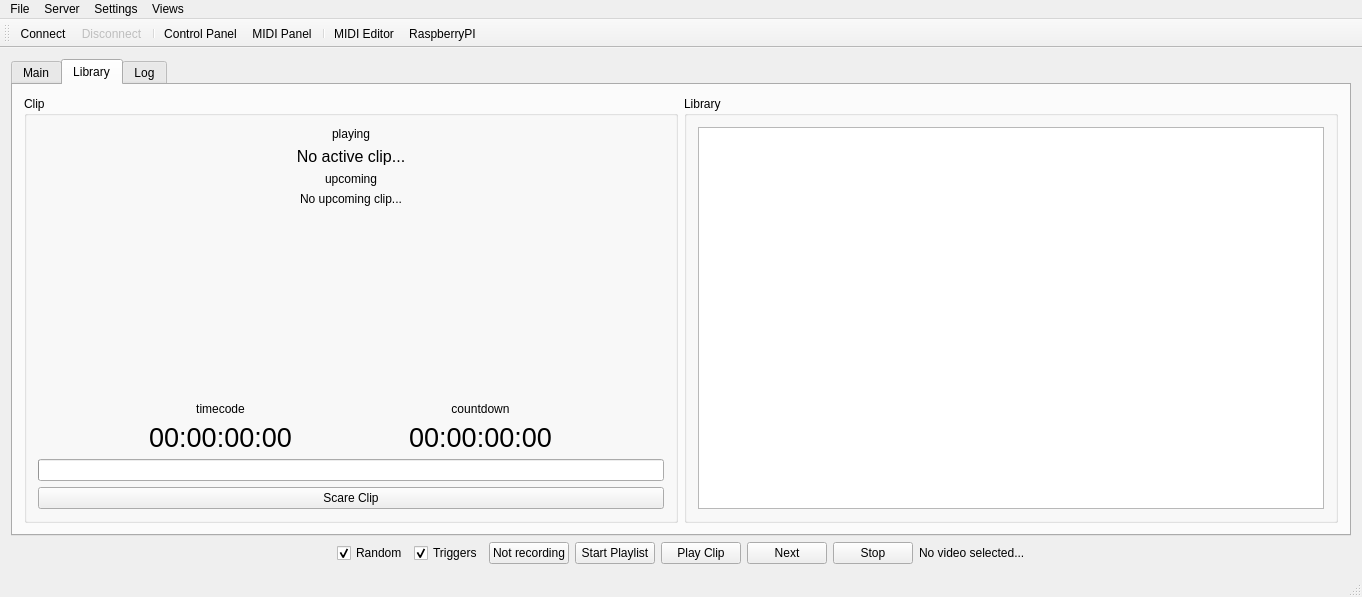
Qt form CuteCaspar/MainWindow.ui (geertdaelemans/CuteCaspar) before a commit.
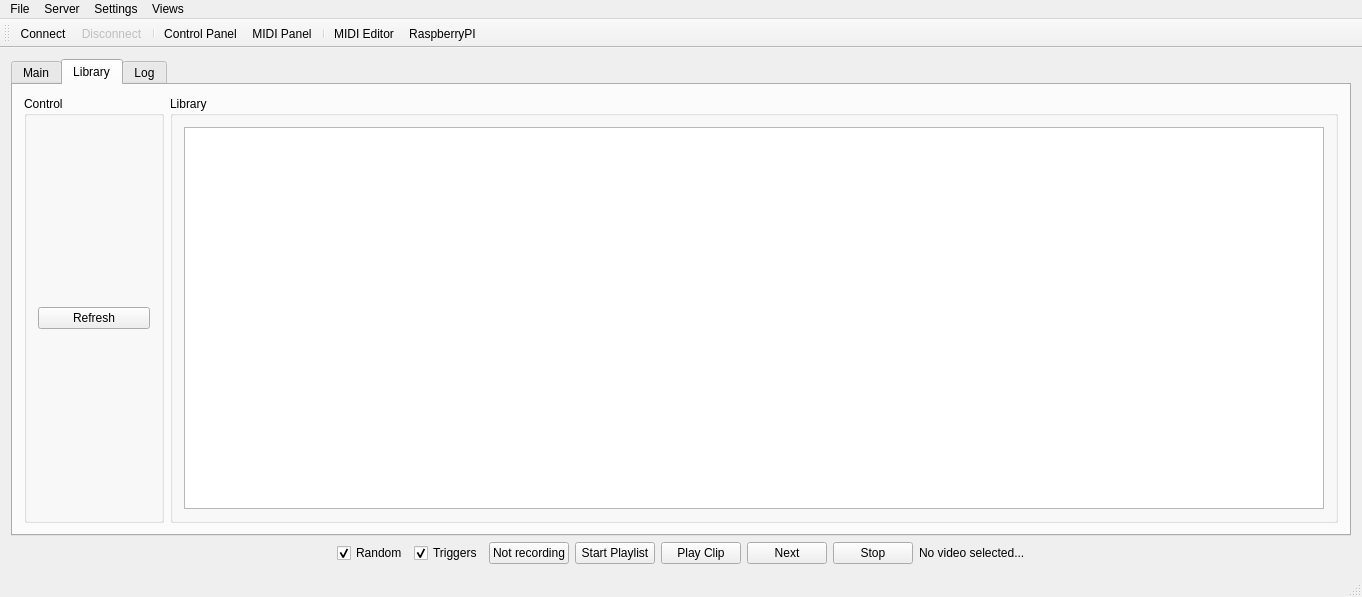
The same form after that commit. The open tabs and pages were chosen to show the change. Icons and pictures are not drawn.

Commit message: #7 Made Library available in GUI

```diff
--- a/CuteCaspar/MainWindow.ui
+++ b/CuteCaspar/MainWindow.ui
@@ -313,209 +313,13 @@
            </size>
           </property>
           <property name="title">
-           <string>Clip</string>
+           <string>Control</string>
           </property>
           <layout class="QVBoxLayout" name="verticalLayout_5">
            <item>
-            <widget class="QLabel" name="label_5">
-             <property name="sizePolicy">
-              <sizepolicy hsizetype="Preferred" vsizetype="Maximum">
-               <horstretch>0</horstretch>
-               <verstretch>0</verstretch>
-              </sizepolicy>
-             </property>
+            <widget class="QPushButton" name="btnReloadLibrary">
              <property name="text">
-              <string>playing</string>
-             </property>
-             <property name="alignment">
-              <set>Qt::AlignCenter</set>
-             </property>
-            </widget>
-           </item>
-           <item>
-            <widget class="QLabel" name="clipName_2">
-             <property name="sizePolicy">
-              <sizepolicy hsizetype="Preferred" vsizetype="Maximum">
-               <horstretch>0</horstretch>
-               <verstretch>0</verstretch>
-              </sizepolicy>
-             </property>
-             <property name="font">
-              <font>
-               <pointsize>12</pointsize>
-              </font>
-             </property>
-             <property name="text">
-              <string>No active clip...</string>
-             </property>
-             <property name="alignment">
-              <set>Qt::AlignCenter</set>
-             </property>
-             <property name="wordWrap">
-              <bool>true</bool>
-             </property>
-            </widget>
-           </item>
-           <item>
-            <widget class="QLabel" name="label_6">
-             <property name="sizePolicy">
-              <sizepolicy hsizetype="Preferred" vsizetype="Maximum">
-               <horstretch>0</horstretch>
-               <verstretch>0</verstretch>
-              </sizepolicy>
-             </property>
-             <property name="text">
-              <string>upcoming</string>
-             </property>
-             <property name="alignment">
-              <set>Qt::AlignCenter</set>
-             </property>
-            </widget>
-           </item>
-           <item>
-            <widget class="QLabel" name="lblUpcomingClip_2">
-             <property name="sizePolicy">
-              <sizepolicy hsizetype="Preferred" vsizetype="Maximum">
-               <horstretch>0</horstretch>
-               <verstretch>0</verstretch>
-              </sizepolicy>
-             </property>
-             <property name="text">
-              <string>No upcoming clip...</string>
-             </property>
-             <property name="alignment">
-              <set>Qt::AlignCenter</set>
-             </property>
-            </widget>
-           </item>
-           <item>
-            <spacer name="verticalSpacer_2">
-             <property name="orientation">
-              <enum>Qt::Vertical</enum>
-             </property>
-             <property name="sizeHint" stdset="0">
-              <size>
-               <width>20</width>
-               <height>40</height>
-              </size>
-             </property>
-            </spacer>
-           </item>
-           <item>
-            <layout class="QHBoxLayout" name="horizontalLayout_4">
-             <item>
-              <layout class="QVBoxLayout" name="timecode_2">
-               <property name="sizeConstraint">
-                <enum>QLayout::SetDefaultConstraint</enum>
-               </property>
-               <item>
-                <widget class="QLabel" name="label_7">
-                 <property name="sizePolicy">
-                  <sizepolicy hsizetype="Preferred" vsizetype="Maximum">
-                   <horstretch>0</horstretch>
-                   <verstretch>0</verstretch>
-                  </sizepolicy>
-                 </property>
-                 <property name="text">
-                  <string>timecode</string>
-                 </property>
-                 <property name="alignment">
-                  <set>Qt::AlignCenter</set>
-                 </property>
-                </widget>
-               </item>
-               <item>
-                <widget class="QLabel" name="timeCode_2">
-                 <property name="sizePolicy">
-                  <sizepolicy hsizetype="Maximum" vsizetype="Preferred">
-                   <horstretch>0</horstretch>
-                   <verstretch>0</verstretch>
-                  </sizepolicy>
-                 </property>
-                 <property name="minimumSize">
-                  <size>
-                   <width>100</width>
-                   <height>0</height>
-                  </size>
-                 </property>
-                 <property name="font">
-                  <font>
-                   <pointsize>20</pointsize>
-                  </font>
-                 </property>
-                 <property name="text">
-                  <string>00:00:00:00</string>
-                 </property>
-                 <property name="alignment">
-                  <set>Qt::AlignCenter</set>
-                 </property>
-                </widget>
-               </item>
-              </layout>
-             </item>
-             <item>
-              <layout class="QVBoxLayout" name="countdown_2">
-               <item>
-                <widget class="QLabel" name="label_8">
-                 <property name="sizePolicy">
-                  <sizepolicy hsizetype="Preferred" vsizetype="Maximum">
-                   <horstretch>0</horstretch>
-                   <verstretch>0</verstretch>
-                  </sizepolicy>
-                 </property>
-                 <property name="text">
-                  <string>countdown</string>
-                 </property>
-                 <property name="alignment">
-                  <set>Qt::AlignCenter</set>
-                 </property>
-                </widget>
-               </item>
-               <item>
-                <widget class="QLabel" name="lblDuration_2">
-                 <property name="sizePolicy">
-                  <sizepolicy hsizetype="Maximum" vsizetype="Preferred">
-                   <horstretch>0</horstretch>
-                   <verstretch>0</verstretch>
-                  </sizepolicy>
-                 </property>
-                 <property name="font">
-                  <font>
-                   <pointsize>20</pointsize>
-                  </font>
-                 </property>
-                 <property name="text">
-                  <string>00:00:00:00</string>
-                 </property>
-                 <property name="alignment">
-                  <set>Qt::AlignCenter</set>
-                 </property>
-                </widget>
-               </item>
-              </layout>
-             </item>
-            </layout>
-           </item>
-           <item>
-            <widget class="QProgressBar" name="progressBar_2">
-             <property name="minimumSize">
-              <size>
-               <width>0</width>
-               <height>5</height>
-              </size>
-             </property>
-             <property name="value">
-              <number>0</number>
-             </property>
-             <property name="textVisible">
-              <bool>false</bool>
-             </property>
-            </widget>
-           </item>
-           <item>
-            <widget class="QPushButton" name="pushButton_2">
-             <property name="text">
-              <string>Scare Clip</string>
+              <string>Refresh</string>
              </property>
             </widget>
            </item>
```
Left out of the diff: 2 changed lines with no effect on the pictures. The commit also changes 3 other files.
